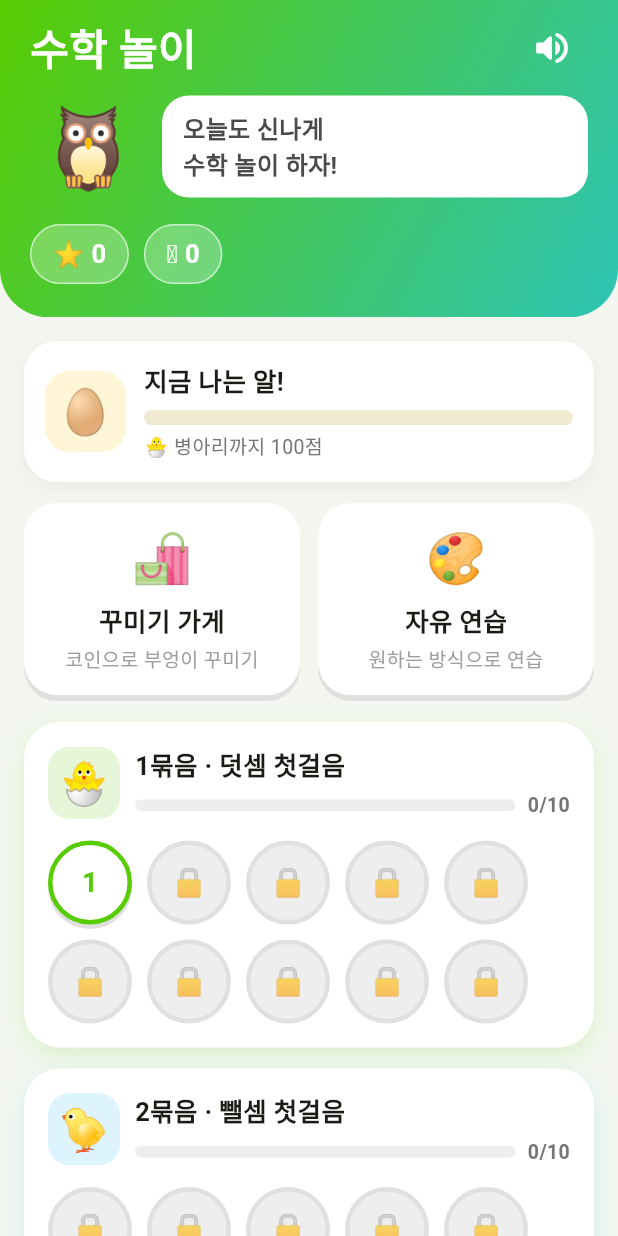
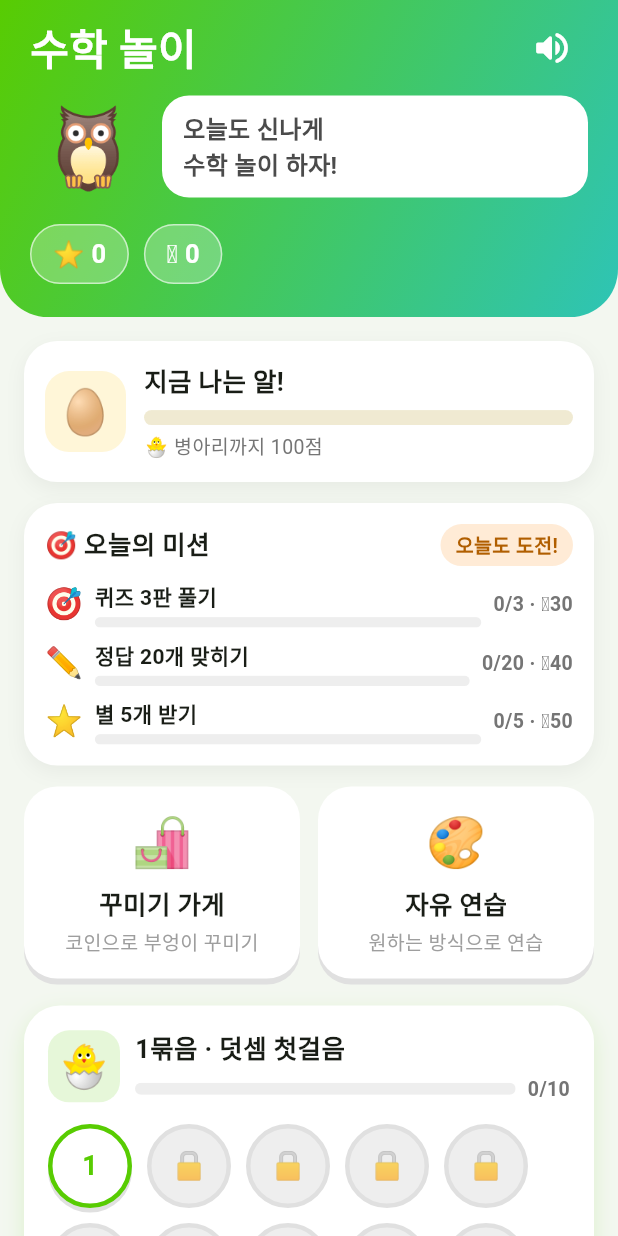
Before and after one commit to hizorro88-rgb/math, a Flutter app: the screen it shows after launch, on a phone screen of 412 x 824 dp. Run offline on Flutter 3.47's test engine with Material 3 defaults, Android fonts, the phone set to English and light mode, and no system bars; our stand-ins replace audioplayers, flutter_tts, shared_preferences.

Commit message:
데일리 미션·출석 스트릭 추가
- 매일 리셋되는 미션 3개: 퀴즈 3판(+30🪙), 정답 20개(+40🪙),
  별 5개(+50🪙). 달성 시 코인 자동 지급, 결과 화면에 축하 배너
- 홈에 '오늘의 미션' 카드: 미션별 진행 바와 보상 표시
- 출석 스트릭: 하루 1판 이상 완료하면 🔥 연속 일수 유지,
  하루 건너뛰면 리셋 (어제까지 이어졌으면 오늘 아직 안 풀어도 유지 표시)
- 미션 진행·보상·스트릭 규칙 테스트 8개 추가 (총 45개 통과)

Co-Authored-By: Claude Fable 5 <noreply@anthropic.com>
Claude-Session: https://claude.ai/code/session_01BFMkBZyyG9TpsNw41ZHM4s

```diff
--- /dev/null
+++ b/lib/models/daily.dart
@@ -0,0 +1,164 @@
+import 'package:shared_preferences/shared_preferences.dart';
+
+import 'progress.dart';
+
+/// 매일 리셋되는 미션. 달성하면 코인을 보상으로 받는다.
+class DailyMission {
+  const DailyMission({
+    required this.id,
+    required this.emoji,
+    required this.title,
+    required this.target,
+    required this.reward,
+  });
+
+  final String id;
+  final String emoji;
+  final String title;
+  final int target;
+
+  /// 달성 보상 코인
+  final int reward;
+}
+
+const List<DailyMission> dailyMissions = [
+  DailyMission(
+      id: 'rounds3', emoji: '🎯', title: '퀴즈 3판 풀기', target: 3, reward: 30),
+  DailyMission(
+      id: 'correct20',
+      emoji: '✏️',
+      title: '정답 20개 맞히기',
+      target: 20,
+      reward: 40),
+  DailyMission(
+      id: 'stars5', emoji: '⭐', title: '별 5개 받기', target: 5, reward: 50),
+];
+
+/// 오늘의 미션 진행 상황과 연속 출석
+class DailyState {
+  const DailyState({
+    required this.rounds,
+    required this.correct,
+    required this.stars,
+    required this.claimed,
+    required this.streak,
+  });
+
+  /// 오늘 푼 판 수 / 맞힌 문제 수 / 받은 별 수
+  final int rounds;
+  final int correct;
+  final int stars;
+
+  /// 오늘 보상을 받은 미션 id들
+  final Set<String> claimed;
+
+  /// 연속 출석 일수 (어제까지 이어져 있으면 유지)
+  final int streak;
+
+  int progressOf(DailyMission mission) => switch (mission.id) {
+        'rounds3' => rounds,
+        'correct20' => correct,
+        'stars5' => stars,
+        _ => 0,
+      };
+
+  bool isDone(DailyMission mission) => claimed.contains(mission.id);
+}
+
+/// 데일리 미션·출석을 저장한다. 날짜가 바뀌면 미션 진행도는 리셋된다.
+class DailyStore {
+  DailyStore._();
+
+  static const _dateKey = 'daily_date_v1';
+  static const _roundsKey = 'daily_rounds_v1';
+  static const _correctKey = 'daily_correct_v1';
+  static const _starsKey = 'daily_stars_v1';
+  static const _claimedKey = 'daily_claimed_v1';
+  static const _streakKey = 'streak_count_v1';
+  static const _streakDayKey = 'streak_last_day_v1';
+
+  static String dayKey(DateTime d) =>
+      '${d.year}-${d.month.toString().padLeft(2, '0')}-${d.day.toString().padLeft(2, '0')}';
+
+  /// 오늘 상태를 불러온다. 날짜가 바뀌었으면 미션 진행도를 리셋한다.
+  /// [now]는 테스트용 주입 시각.
+  static Future<DailyState> load({DateTime? now}) async {
+    final prefs = await SharedPreferences.getInstance();
+    final time = now ?? DateTime.now();
+    final today = dayKey(time);
+
+    if (prefs.getString(_dateKey) != today) {
+      await prefs.setString(_dateKey, today);
+      await prefs.setInt(_roundsKey, 0);
+      await prefs.setInt(_correctKey, 0);
+      await prefs.setInt(_starsKey, 0);
+      await prefs.setStringList(_claimedKey, const []);
+    }
+
+    // 마지막 출석이 어제보다 오래됐으면 스트릭은 끊긴 것으로 보여 준다.
+    final lastDay = prefs.getString(_streakDayKey);
+    final yesterday = dayKey(time.subtract(const Duration(days: 1)));
+    var streak = prefs.getInt(_streakKey) ?? 0;
+    if (lastDay != today && lastDay != yesterday) streak = 0;
+
+    return DailyState(
+      rounds: prefs.getInt(_roundsKey) ?? 0,
+      correct: prefs.getInt(_correctKey) ?? 0,
+      stars: prefs.getInt(_starsKey) ?? 0,
+      claimed: (prefs.getStringList(_claimedKey) ?? const []).toSet(),
+      streak: streak,
+    );
+  }
+
+  /// 퀴즈 한 판이 끝날 때 호출: 진행도와 스트릭을 올리고,
+  /// 새로 달성한 미션의 보상 코인을 지급한 뒤 그 목록을 돌려준다.
+  static Future<List<DailyMission>> recordRound({
+    required int correctCount,
+    required int stars,
+    DateTime? now,
+  }) async {
+    final before = await load(now: now); // 날짜 리셋 보장
+    final prefs = await SharedPreferences.getInstance();
+    final time = now ?? DateTime.now();
+    final today = dayKey(time);
+
+    final rounds = before.rounds + 1;
+    final correct = before.correct + correctCount;
+    final starsTotal = before.stars + stars;
+    await prefs.setInt(_roundsKey, rounds);
+    await prefs.setInt(_correctKey, correct);
+    await prefs.setInt(_starsKey, starsTotal);
+
+    // 출석 스트릭: 오늘 처음 완료했을 때만 갱신
+    if (prefs.getString(_streakDayKey) != today) {
+      final yesterday = dayKey(time.subtract(const Duration(days: 1)));
+      final wasYesterday = prefs.getString(_streakDayKey) == yesterday;
+      await prefs.setInt(
+        _streakKey,
+        wasYesterday ? (prefs.getInt(_streakKey) ?? 0) + 1 : 1,
+      );
+      await prefs.setString(_streakDayKey, today);
+    }
+
+    // 새로 달성한 미션 보상 지급
+    final after = DailyState(
+      rounds: rounds,
+      correct: correct,
+      stars: starsTotal,
+      claimed: before.claimed,
+      streak: 0,
+    );
+    final newlyDone = <DailyMission>[];
+    final claimed = {...before.claimed};
+    for (final mission in dailyMissions) {
+      if (!claimed.contains(mission.id) &&
+          after.progressOf(mission) >= mission.target) {
+        claimed.add(mission.id);
+        newlyDone.add(mission);
+        await ProgressStore.addPoints(mission.reward);
+      }
+    }
+    await prefs.setStringList(_claimedKey, claimed.toList());
+    return newlyDone;
+  }
+}
--- a/lib/screens/level_map_screen.dart
+++ b/lib/screens/level_map_screen.dart
@@ -1,6 +1,7 @@
 import 'package:flutter/material.dart';
 
 import '../models/curriculum.dart';
+import '../models/daily.dart';
 import '../models/progress.dart';
 import '../models/shop.dart';
 import '../services/sounds.dart';
@@ -24,12 +25,14 @@ class _MapData {
     required this.points,
     required this.coins,
     required this.equipped,
+    required this.daily,
   });
 
   final List<int> stars;
   final int points;
   final int coins;
   final List<ShopItem> equipped;
+  final DailyState daily;
 }
 
 class _LevelMapScreenState extends State<LevelMapScreen> {
@@ -46,6 +49,7 @@ class _LevelMapScreenState extends State<LevelMapScreen> {
         points: await ProgressStore.loadPoints(),
         coins: await ProgressStore.loadCoins(),
         equipped: await ShopStore.loadEquipped(),
+        daily: await DailyStore.load(),
       );
 
   void _refresh() {
@@ -107,6 +111,8 @@ class _LevelMapScreenState extends State<LevelMapScreen> {
                 child: Column(
                   children: [
                     _RankCard(points: data.points),
+                    const SizedBox(height: 14),
+                    _DailyCard(daily: data.daily),
                     const SizedBox(height: 14),
                     Row(
                       children: [
@@ -353,6 +359,120 @@ class _RankCard extends StatelessWidget {
           ),
         ],
       ),
+    );
+  }
+}
+
+/// 오늘의 미션 카드: 진행 바와 보상, 연속 출석 🔥
+class _DailyCard extends StatelessWidget {
+  const _DailyCard({required this.daily});
+
+  final DailyState daily;
+
+  @override
+  Widget build(BuildContext context) {
+    return Container(
+      padding: const EdgeInsets.all(14),
+      decoration: BoxDecoration(
+        color: Colors.white,
+        borderRadius: BorderRadius.circular(22),
+        boxShadow: [
+          BoxShadow(
+            color: Colors.black.withValues(alpha: 0.05),
+            offset: const Offset(0, 4),
+            blurRadius: 10,
+          ),
+        ],
+      ),
+      child: Column(
+        crossAxisAlignment: CrossAxisAlignment.start,
+        children: [
+          Row(
+            children: [
+              const Text(
+                '🎯 오늘의 미션',
+                style: TextStyle(fontSize: 17, fontWeight: FontWeight.bold),
+              ),
+              const Spacer(),
+              Container(
+                padding:
+                    const EdgeInsets.symmetric(horizontal: 10, vertical: 4),
+                decoration: BoxDecoration(
+                  color: const Color(0xFFFFEBD6),
+                  borderRadius: BorderRadius.circular(999),
+                ),
+                child: Text(
+                  daily.streak > 0 ? '🔥 ${daily.streak}일 연속' : '오늘도 도전!',
+                  style: const TextStyle(
+                    fontSize: 13,
+                    fontWeight: FontWeight.bold,
+                    color: Color(0xFFB05E00),
+                  ),
+                ),
+              ),
+            ],
+          ),
+          const SizedBox(height: 10),
+          for (final mission in dailyMissions) ...[
+            _MissionRow(mission: mission, daily: daily),
+            if (mission != dailyMissions.last) const SizedBox(height: 8),
+          ],
+        ],
+      ),
+    );
+  }
+}
+
+class _MissionRow extends StatelessWidget {
+  const _MissionRow({required this.mission, required this.daily});
+
+  final DailyMission mission;
+  final DailyState daily;
+
+  @override
+  Widget build(BuildContext context) {
+    final done = daily.isDone(mission);
+    final progress = daily.progressOf(mission).clamp(0, mission.target);
+
+    return Row(
+      children: [
+        Text(mission.emoji, style: const TextStyle(fontSize: 20)),
+        const SizedBox(width: 8),
+        Expanded(
+          child: Column(
+            crossAxisAlignment: CrossAxisAlignment.start,
+            children: [
+              Text(
+                mission.title,
+                style: const TextStyle(
+                  fontSize: 14,
+                  fontWeight: FontWeight.bold,
+                ),
+              ),
+              const SizedBox(height: 3),
+              ClipRRect(
+                borderRadius: BorderRadius.circular(4),
+                child: LinearProgressIndicator(
+                  value: progress / mission.target,
+                  minHeight: 7,
+                  backgroundColor: Colors.grey.shade200,
+                  color:
+                      done ? const Color(0xFF58CC02) : const Color(0xFFFF9600),
+                ),
+              ),
+            ],
+          ),
+        ),
+        const SizedBox(width: 8),
+        Text(
+          done ? '✅' : '$progress/${mission.target} · 🪙${mission.reward}',
+          style: TextStyle(
+            fontSize: 13,
+            fontWeight: FontWeight.bold,
+            color: done ? const Color(0xFF58A700) : Colors.grey.shade600,
+          ),
+        ),
+      ],
     );
   }
 }
```
Also changed, not shown: lib/screens/quiz_screen.dart (+7 -0 lines), lib/screens/result_screen.dart (+50 -0 lines), 2 other files.
